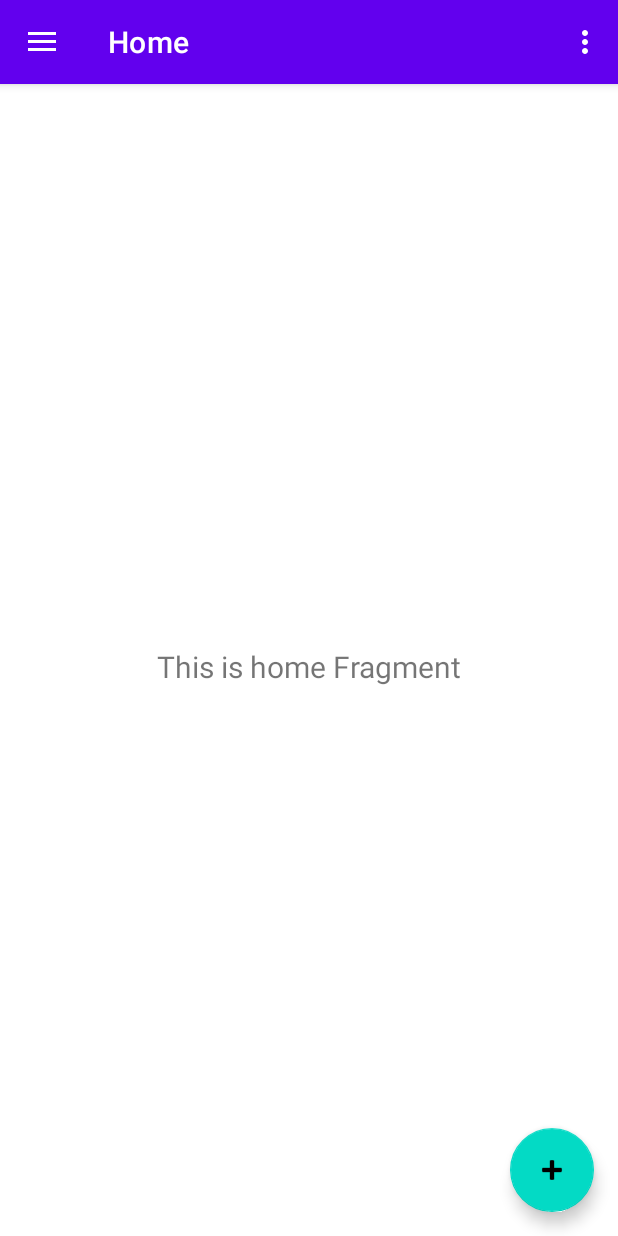
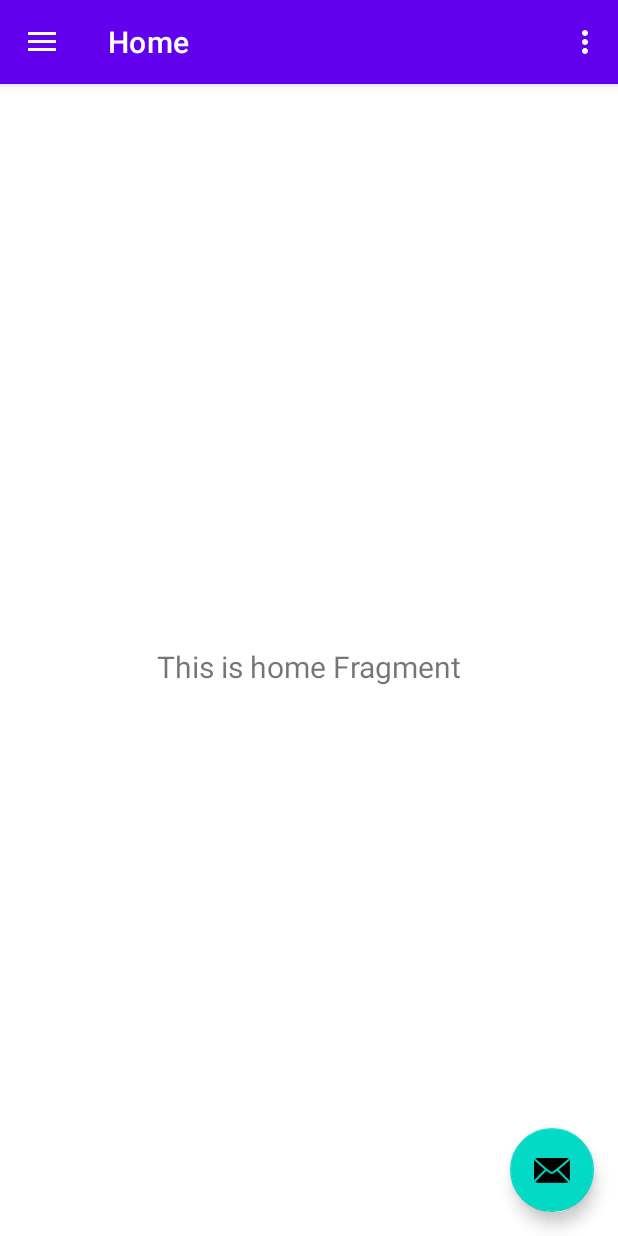
Before and after one commit to PratikJH153/gyn_app_ASJ2021, an Android app: the screen it shows after launch (MainActivity), on a phone screen of 412 x 824 dp. Run offline under Robolectric (Android 15) with nearby library versions, the phone set to English and light mode, and no system bars; our stand-ins replace navigation-ui.

Commit message:
Revert "customizations"
This reverts commit 58cd90732595c8584d44dddb3462c5193b5d213e.

```diff
--- a/app/src/main/java/com/example/myapplication/MainActivity.kt
+++ b/app/src/main/java/com/example/myapplication/MainActivity.kt
@@ -37,7 +37,7 @@ class MainActivity : AppCompatActivity() {
         // menu should be considered as top level destinations.
         appBarConfiguration = AppBarConfiguration(
             setOf(
-                R.id.home, R.id.favorites, R.id.backup
+                R.id.nav_home, R.id.nav_gallery, R.id.nav_slideshow
             ), drawerLayout
         )
         setupActionBarWithNavController(navController, appBarConfiguration)
--- a/app/src/main/res/drawable/ic_cloud.xml
+++ /dev/null
@@ -1,10 +0,0 @@
-<vector xmlns:android="http://schemas.android.com/apk/res/android"
-    android:width="24dp"
-    android:height="24dp"
-    android:viewportWidth="24"
-    android:viewportHeight="24"
-    android:tint="?attr/colorControlNormal">
-  <path
-      android:fillColor="@android:color/white"
-      android:pathData="M19.35,10.04C18.67,6.59 15.64,4 12,4 9.11,4 6.6,5.64 5.35,8.04 2.34,8.36 0,10.91 0,14c0,3.31 2.69,6 6,6h13c2.76,0 5,-2.24 5,-5 0,-2.64 -2.05,-4.78 -4.65,-4.96z"/>
-</vector>
--- a/app/src/main/res/drawable/ic_home.xml
+++ /dev/null
@@ -1,10 +0,0 @@
-<vector xmlns:android="http://schemas.android.com/apk/res/android"
-    android:width="24dp"
-    android:height="24dp"
-    android:viewportWidth="24"
-    android:viewportHeight="24"
-    android:tint="?attr/colorControlNormal">
-  <path
-      android:fillColor="@android:color/white"
-      android:pathData="M10,20v-6h4v6h5v-8h3L12,3 2,12h3v8z"/>
-</vector>
--- a/app/src/main/res/drawable/ic_logout.xml
+++ /dev/null
@@ -1,10 +0,0 @@
-<vector xmlns:android="http://schemas.android.com/apk/res/android"
-    android:width="24dp"
-    android:height="24dp"
-    android:viewportWidth="24"
-    android:viewportHeight="24"
-    android:tint="?attr/colorControlNormal">
-  <path
-      android:fillColor="@android:color/white"
-      android:pathData="M11,7L9.6,8.4l2.6,2.6H2v2h10.2l-2.6,2.6L11,17l5,-5L11,7zM20,19h-8v2h8c1.1,0 2,-0.9 2,-2V5c0,-1.1 -0.9,-2 -2,-2h-8v2h8V19z"/>
-</vector>
--- a/app/src/main/res/layout/app_bar_main.xml
+++ b/app/src/main/res/layout/app_bar_main.xml
@@ -29,6 +29,6 @@
         android:layout_gravity="bottom|end"
         android:layout_marginEnd="@dimen/fab_margin"
         android:layout_marginBottom="16dp"
-        app:srcCompat="@android:drawable/ic_input_add" />
+        app:srcCompat="@android:drawable/ic_dialog_email" />
 
 </androidx.coordinatorlayout.widget.CoordinatorLayout>
--- a/app/src/main/res/menu/activity_main_drawer.xml
+++ b/app/src/main/res/menu/activity_main_drawer.xml
@@ -5,24 +5,16 @@
 
     <group android:checkableBehavior="single">
         <item
-            android:id="@+id/home"
-            android:icon="@drawable/ic_home"
+            android:id="@+id/nav_home"
+            android:icon="@drawable/ic_menu_camera"
             android:title="@string/menu_home" />
         <item
-            android:id="@+id/favorite_tag"
-            android:icon="@android:drawable/btn_star"
-            android:title="@string/favorite_tags" />
+            android:id="@+id/nav_gallery"
+            android:icon="@drawable/ic_menu_gallery"
+            android:title="@string/menu_gallery" />
         <item
-            android:id="@+id/backup"
-            android:icon="@drawable/ic_cloud"
-            android:title="@string/backup_and_saved" />
-        <item
-            android:id="@+id/export"
-            android:icon="@android:drawable/stat_sys_download"
-            android:title="@string/export_data" />
-        <item
-            android:id="@+id/log_out"
-            android:icon="@drawable/ic_logout"
-            android:title="@string/log_out" />
+            android:id="@+id/nav_slideshow"
+            android:icon="@drawable/ic_menu_slideshow"
+            android:title="@string/menu_slideshow" />
     </group>
 </menu>
--- a/app/src/main/res/navigation/mobile_navigation.xml
+++ b/app/src/main/res/navigation/mobile_navigation.xml
@@ -3,23 +3,23 @@
     xmlns:app="http://schemas.android.com/apk/res-auto"
     xmlns:tools="http://schemas.android.com/tools"
     android:id="@+id/mobile_navigation"
-    app:startDestination="@+id/home">
+    app:startDestination="@+id/nav_home">
 
     <fragment
-        android:id="@+id/home"
+        android:id="@+id/nav_home"
         android:name="com.example.myapplication.ui.home.HomeFragment"
         android:label="@string/menu_home"
         tools:layout="@layout/fragment_home" />
 
     <fragment
-        android:id="@+id/favorites"
+        android:id="@+id/nav_gallery"
         android:name="com.example.myapplication.ui.gallery.GalleryFragment"
-        android:label="@string/favorite_tags"
+        android:label="@string/menu_gallery"
         tools:layout="@layout/fragment_gallery" />
 
     <fragment
-        android:id="@+id/backup"
+        android:id="@+id/nav_slideshow"
         android:name="com.example.myapplication.ui.slideshow.SlideshowFragment"
-        android:label="@string/export_data"
-        tools:layout="@layout/export_data" />
+        android:label="@string/menu_slideshow"
+        tools:layout="@layout/fragment_slideshow" />
 </navigation>
--- a/app/src/main/res/values/strings.xml
+++ b/app/src/main/res/values/strings.xml
@@ -7,10 +7,7 @@
     <string name="nav_header_desc">Navigation header</string>
     <string name="action_settings">Settings</string>
 
-    <string name="favorite_tags">Favorite Tags</string>
     <string name="menu_home">Home</string>
-    <string name="backup_and_saved">Backups</string>
-    <string name="export_data">Export Data</string>
-    <string name="log_out">Log Out</string>
-
+    <string name="menu_gallery">Gallery</string>
+    <string name="menu_slideshow">Slideshow</string>
 </resources>
```
Also changed, not shown: app/src/main/res/layout/fragment_slideshow.xml (renamed from app/src/main/res/layout/export_data.xml).
